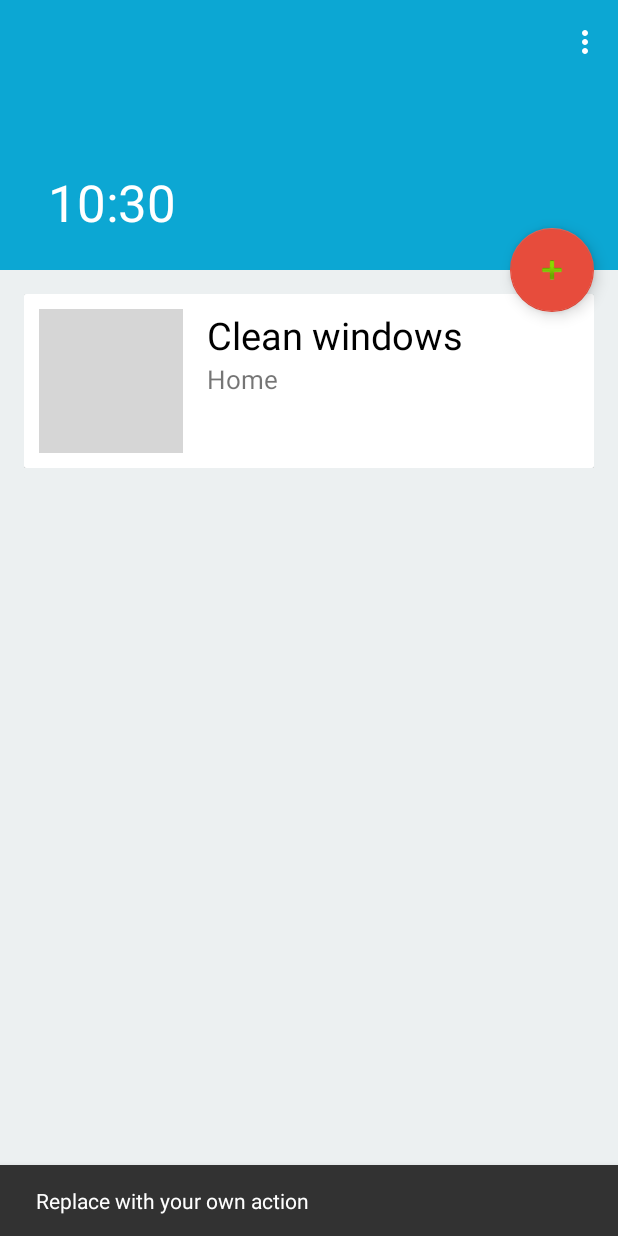
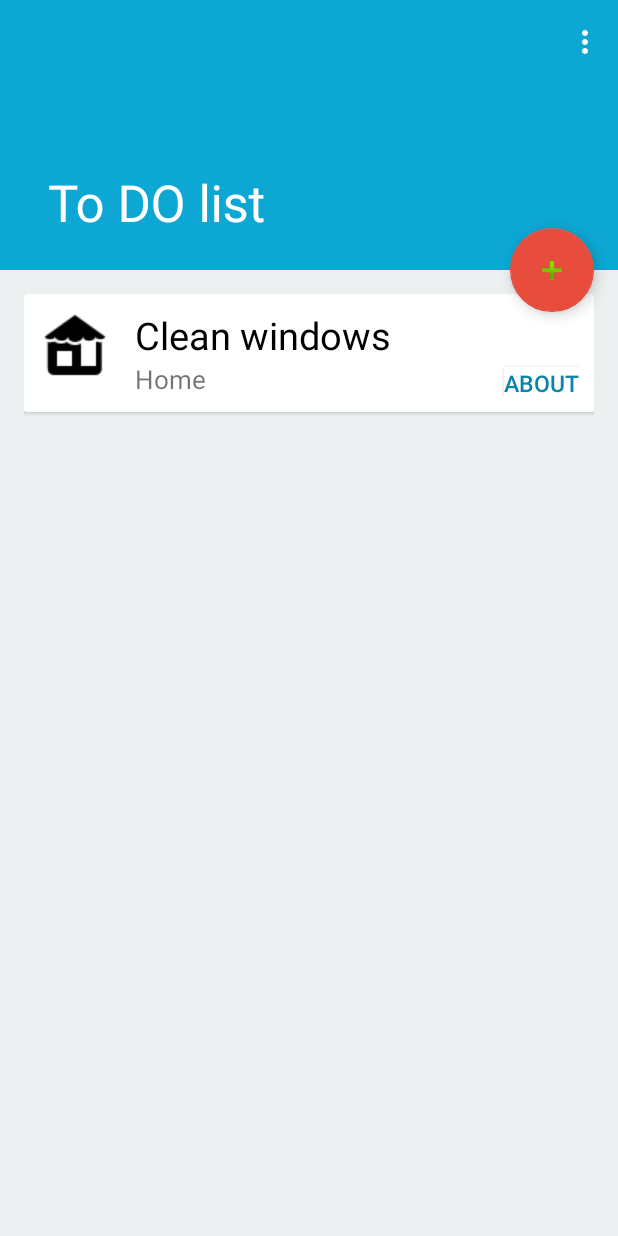
Before and after one commit to ribicnejc/ToDO, an Android app: the screen it shows after launch (ScrollingActivity), after a tap on an icon or button, on a phone screen of 412 x 824 dp. Run offline under Robolectric (Android 15) with nearby library versions, the phone set to English and light mode, and no system bars; grey boxes are pictures that could not be loaded.

Commit message:
Add Anim folder

```diff
--- a/src/main/java/com/example/povio/todo/ScrollingActivity.java
+++ b/src/main/java/com/example/povio/todo/ScrollingActivity.java
@@ -1,5 +1,6 @@
 package com.example.povio.todo;
 
+import android.content.Intent;
 import android.os.Bundle;
 import android.support.design.widget.FloatingActionButton;
 import android.support.design.widget.Snackbar;
@@ -33,13 +34,16 @@ public class ScrollingActivity extends AppCompatActivity {
             public void onClick(View view) {
                 Snackbar.make(view, "Replace with your own action", Snackbar.LENGTH_LONG)
                         .setAction("Action", null).show();
+                Intent intent = new Intent(getBaseContext(), ScrollingActivity.class);
+                startActivity(intent);
+                overridePendingTransition(R.anim.slide_in_left, R.anim.slide_out_left);
             }
         });
         //setup time
         Calendar c = Calendar.getInstance();
         String finalTime = String.format(Locale.GERMANY, "%02d:%02d", c.get(Calendar.HOUR_OF_DAY), c.get(Calendar.MINUTE));
-        setTitle(finalTime);
-
+        //setTitle(finalTime);
+        setTitle("To DO list");
         // setup RV
         recyclerView = (RecyclerView)findViewById(R.id.recyclerView);
         LinearLayoutManager llm = new LinearLayoutManager(this);
--- a/src/main/java/com/example/povio/todo/Splash.java
+++ b/src/main/java/com/example/povio/todo/Splash.java
@@ -25,6 +25,7 @@ public class Splash extends AppCompatActivity {
                         finish();
                         Intent intent = new Intent(getBaseContext(), ScrollingActivity.class);
                         startActivity(intent);
+                        //overridePendingTransition(R.anim.slide_in_left, R.anim.slide_out_left);
                     }
                 }
             }
--- /dev/null
+++ b/src/main/res/anim/slide_in_left.xml
@@ -0,0 +1,8 @@
+<?xml version="1.0" encoding="utf-8"?>
+<set xmlns:android="http://schemas.android.com/apk/res/android">
+    <translate
+    android:fromXDelta="100%"
+    android:toXDelta="0%"
+    android:duration="600">
+    </translate>
+</set>
--- /dev/null
+++ b/src/main/res/anim/slide_out_left.xml
@@ -0,0 +1,8 @@
+<?xml version="1.0" encoding="utf-8"?>
+<set xmlns:android="http://schemas.android.com/apk/res/android">
+    <translate
+        android:duration="800"
+        android:fromXDelta="0%"
+        android:toXDelta="-100%" >
+    </translate>
+</set>
--- a/src/main/res/layout/card_view.xml
+++ b/src/main/res/layout/card_view.xml
@@ -54,6 +54,20 @@
                 android:layout_toRightOf="@+id/typePhoto"
                 />
 
+            <Button
+                style="?android:attr/buttonStyleSmall"
+                android:layout_width="wrap_content"
+                android:layout_height="20dp"
+                android:text="ABOUT"
+                android:textStyle=""
+                android:textSize="15dp"
+                android:textColor="@color/colorPrimaryDark"
+                android:id="@+id/button"
+                android:background="#ffffff"
+                android:layout_alignBottom="@+id/type"
+                android:layout_alignParentRight="true"
+                android:layout_alignParentEnd="true" />
+
         </RelativeLayout>
     </android.support.v7.widget.CardView>
 
```
Also changed, not shown: src/main/res/drawable/bussiness.png (added), src/main/res/drawable/checklist.png (added), src/main/res/drawable/free.png (added), src/main/res/drawable/home.png (added), 1 other file.
